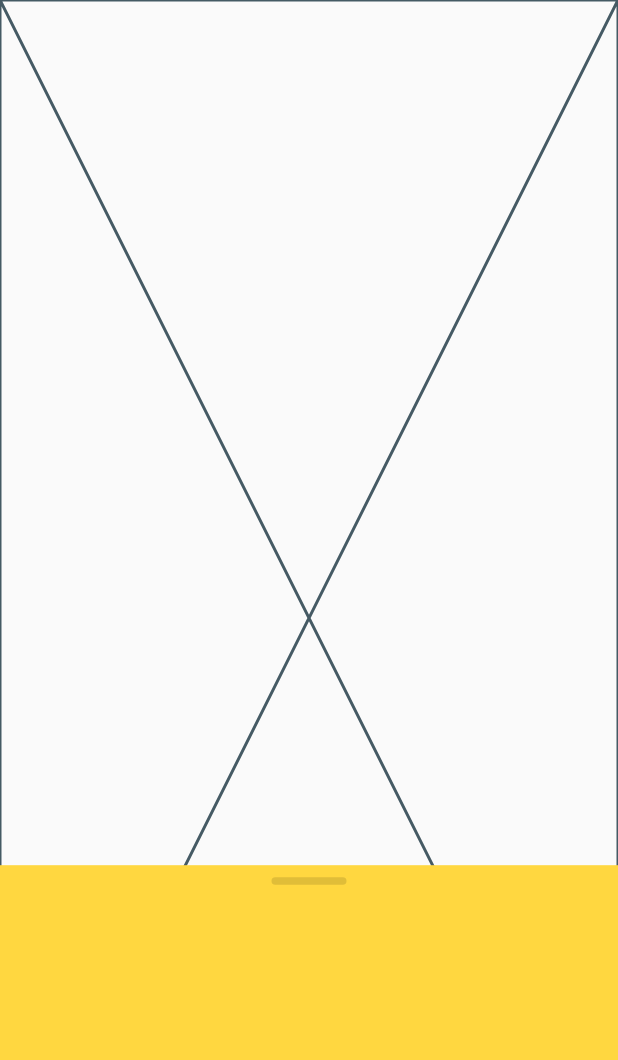
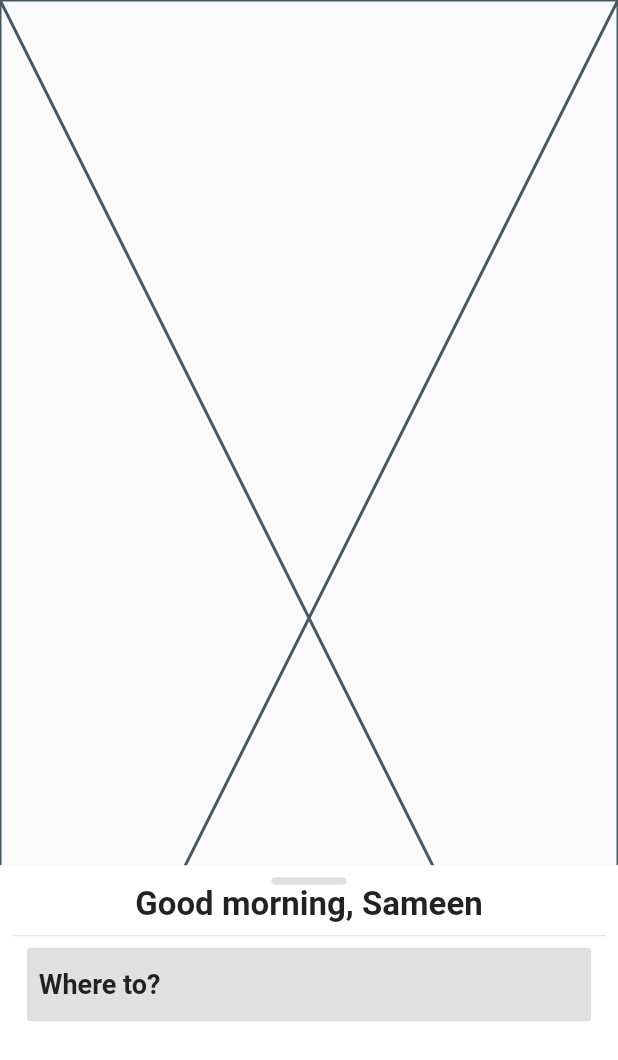
Before and after one commit to samisnotinsane/flutter-bites, a Flutter app: the screen it shows after launch, on a phone screen of 412 x 824 dp. Shown: the top 1060 px of the screen. Run offline on Flutter 3.47's test engine with Material 2 defaults, Android fonts, the phone set to English and light mode, and no system bars.

Commit message:
Add 'where to?' button.

```diff
--- a/geo_maps/lib/main.dart
+++ b/geo_maps/lib/main.dart
@@ -26,7 +26,7 @@ class MyApp extends StatelessWidget {
               builder: (context, scrollController) {
                 return Container(
                   padding: EdgeInsets.all(8.0),
-                  color: Colors.amberAccent,
+                  color: Theme.of(context).cardColor,
                   child: WhereToSheet(),
                 );
               },
--- /dev/null
+++ b/geo_maps/lib/widgets/where_to_button.dart
@@ -0,0 +1,33 @@
+import 'package:flutter/material.dart';
+
+class WhereToButton extends StatelessWidget {
+  WhereToButton({@required this.onPressedHandler});
+
+  final Function onPressedHandler;
+
+  @override
+  Widget build(BuildContext context) {
+    return FractionallySizedBox(
+      widthFactor: 0.95,
+      child: FlatButton(
+        padding: EdgeInsets.symmetric(
+          horizontal: 8.0,
+          vertical: 14.0,
+        ),
+        child: Align(
+          alignment: Alignment.centerLeft,
+          child: Text(
+            'Where to?',
+            style: TextStyle(
+              fontSize: 18.0,
+              fontWeight: FontWeight.bold,
+            ),
+          ),
+        ),
+        onPressed: onPressedHandler,
+        color: Colors.grey[300],
+        textColor: Colors.grey[900],
+      ),
+    );
+  }
+}
--- a/geo_maps/lib/widgets/where_to_sheet.dart
+++ b/geo_maps/lib/widgets/where_to_sheet.dart
@@ -1,4 +1,6 @@
 import 'package:flutter/material.dart';
+
+import 'where_to_button.dart';
 
 class WhereToSheet extends StatelessWidget {
   @override
@@ -7,6 +9,7 @@ class WhereToSheet extends StatelessWidget {
       crossAxisAlignment: CrossAxisAlignment.center,
       children: <Widget>[
         Container(
+          // Handlebar
           height: 5.0,
           width: 50.0,
           decoration: BoxDecoration(
@@ -14,6 +17,20 @@ class WhereToSheet extends StatelessWidget {
             borderRadius: BorderRadius.circular(5.0),
           ),
         ),
+        Text(
+          // Greeting
+          'Good morning, Sameen',
+          style: TextStyle(
+            fontSize: 22.0,
+            fontWeight: FontWeight.bold,
+          ),
+        ),
+        Divider(
+          color: Theme.of(context).dividerColor,
+        ),
+        WhereToButton(
+          onPressedHandler: () {},
+        ),
       ],
     );
   }
```
